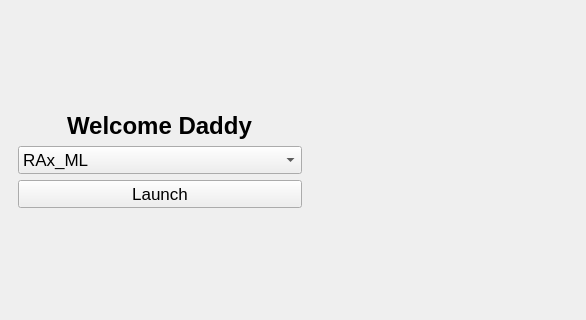
Qt form module/gui_layout.ui (PeterDulworth/PhyloVis) before a commit; both pictures show x 0 to 586 and y 350 to 670 of the 904 by 995 pixel window.
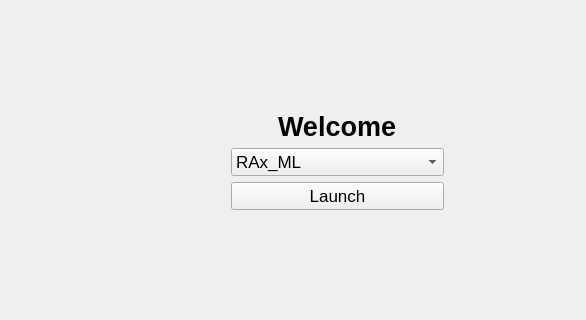
The same form after that commit. The open tabs and pages were chosen to show the change.

Commit message: lame ass logo

What changed in the file:
```diff
--- a/module/gui_layout.ui
+++ b/module/gui_layout.ui
@@ -63,6 +63,19 @@
         </property>
         <widget class="QWidget" name="welcomePage">
          <layout class="QHBoxLayout" name="horizontalLayout_4">
+          <item>
+           <spacer name="horizontalSpacer_25">
+            <property name="orientation">
+             <enum>Qt::Horizontal</enum>
+            </property>
+            <property name="sizeHint" stdset="0">
+             <size>
+              <width>40</width>
+              <height>20</height>
+             </size>
+            </property>
+           </spacer>
+          </item>
           <item>
            <layout class="QVBoxLayout" name="verticalLayout_4">
             <item>
@@ -97,13 +110,13 @@
                <widget class="QLabel" name="welcomeLabel">
                 <property name="font">
                  <font>
-                  <pointsize>18</pointsize>
+                  <pointsize>20</pointsize>
                   <weight>75</weight>
                   <bold>true</bold>
                  </font>
                 </property>
                 <property name="text">
-                 <string>Welcome Daddy</string>
+                 <string>Welcome</string>
                 </property>
                </widget>
               </item>
```
Left out of the diff: 6 changed lines with no effect on the pictures. The commit also changes 2 other files.
